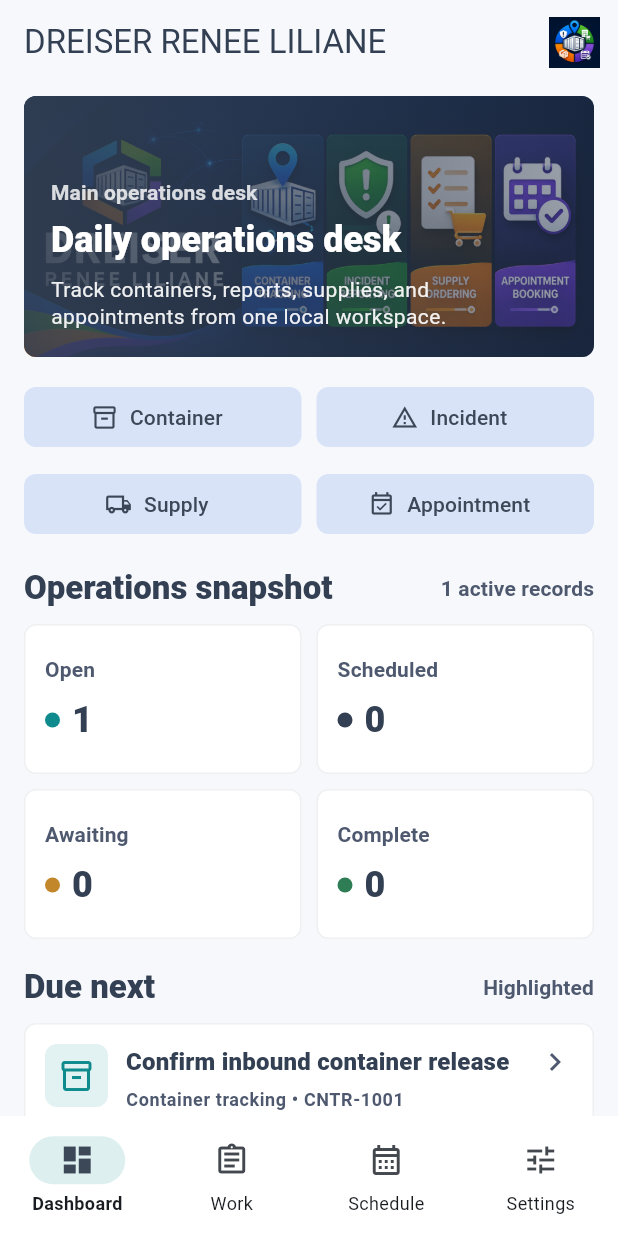
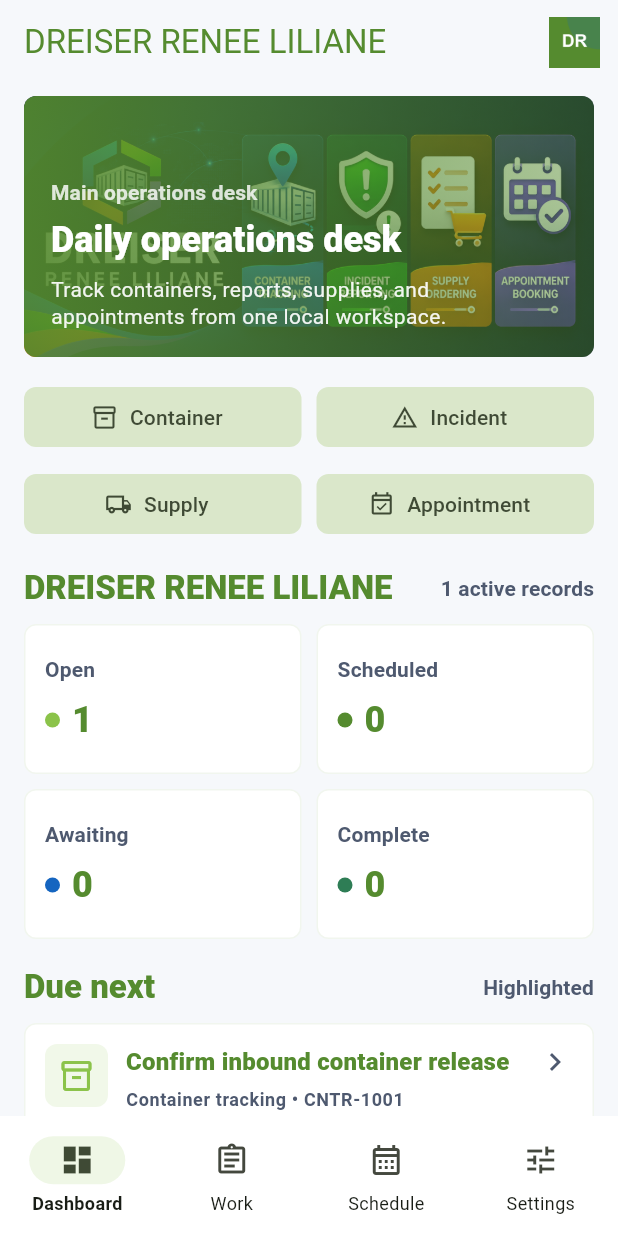
Before and after one commit to EOOrga/68d9d1091299230338db4bbd, a Flutter app: the screen it shows after launch, on a phone screen of 412 x 824 dp. Run offline on Flutter 3.47's test engine with Material 3 defaults, Android fonts, the phone set to English and light mode, and no system bars; our stand-ins replace shared_preferences.

Commit message:
Create Flutter variant com.zwwxuqjgtjez.dreiser.ofa

```diff
--- a/lib/main.dart
+++ b/lib/main.dart
@@ -9,10 +9,10 @@
 const supportEmail = 'support@dreiser-renee-liliane.com';
 const _screenshotMode = bool.fromEnvironment('SCREENSHOT_MODE');
 
-const _ink = Color(0xFF334053);
+const _ink = Color(0xFF558B2F);
 const _steel = Color(0xFF4E596F);
-const _teal = Color(0xFF0F8B8D);
-const _amber = Color(0xFFC2872B);
+const _teal = Color(0xFF8BC34A);
+const _amber = Color(0xFF1565C0);
 const _paper = Color(0xFFF6F8FB);
 const _mist = Color(0xFFE7EDF3);
 
@@ -587,7 +587,7 @@
         ),
         const SizedBox(height: 18),
         _SectionHeader(
-          title: 'Operations snapshot',
+          title: 'DREISER RENEE LILIANE',
           actionLabel: '${state.items.length} active records',
         ),
         const SizedBox(height: 10),
--- a/pubspec.yaml
+++ b/pubspec.yaml
@@ -1,4 +1,4 @@
-name: dreiser_ops
+name: ofa
 description: "A local operations workspace for DREISER RENEE LILIANE."
 publish_to: 'none'
 version: 1.0.0+1
@@ -21,6 +21,8 @@
   android: true
   ios: false
   image_path: "docs/icon.png"
+  adaptive_icon_foreground: docs/icon.png
+  adaptive_icon_background: "#1565C0"
   min_sdk_android: 23
 
 flutter:
```
Also changed, not shown: docs/icon.png, 11 other files.
